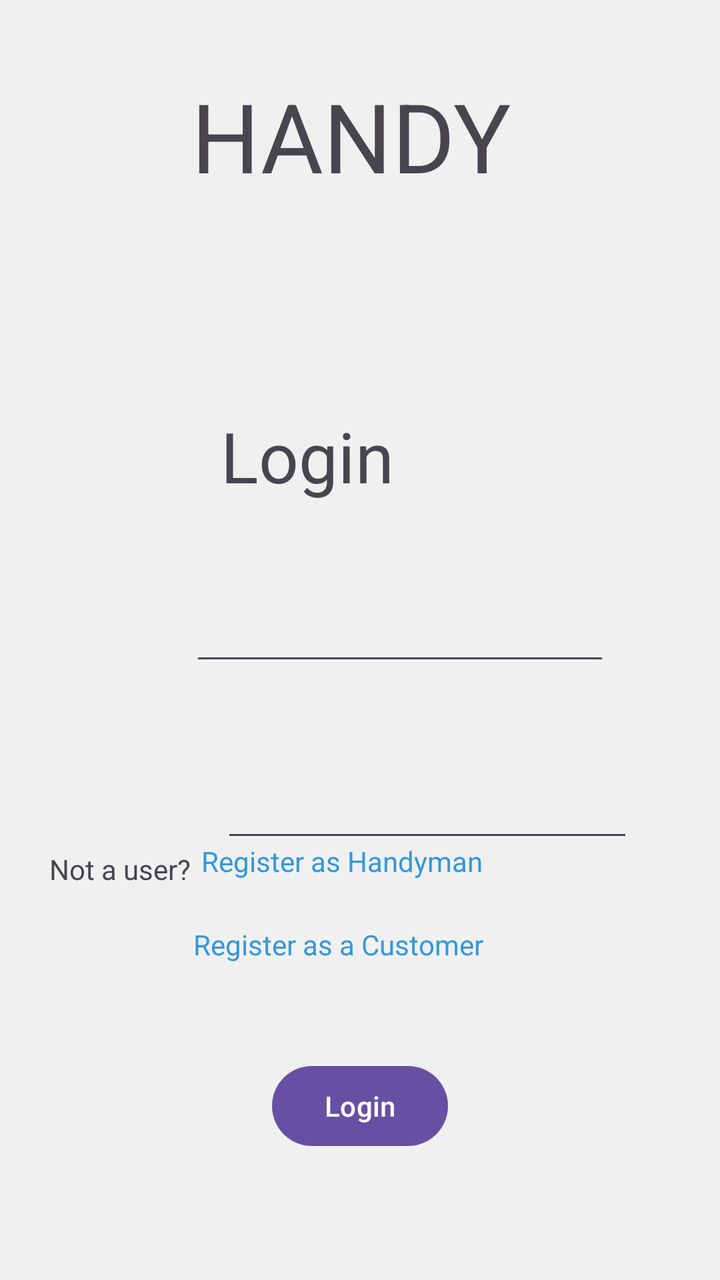
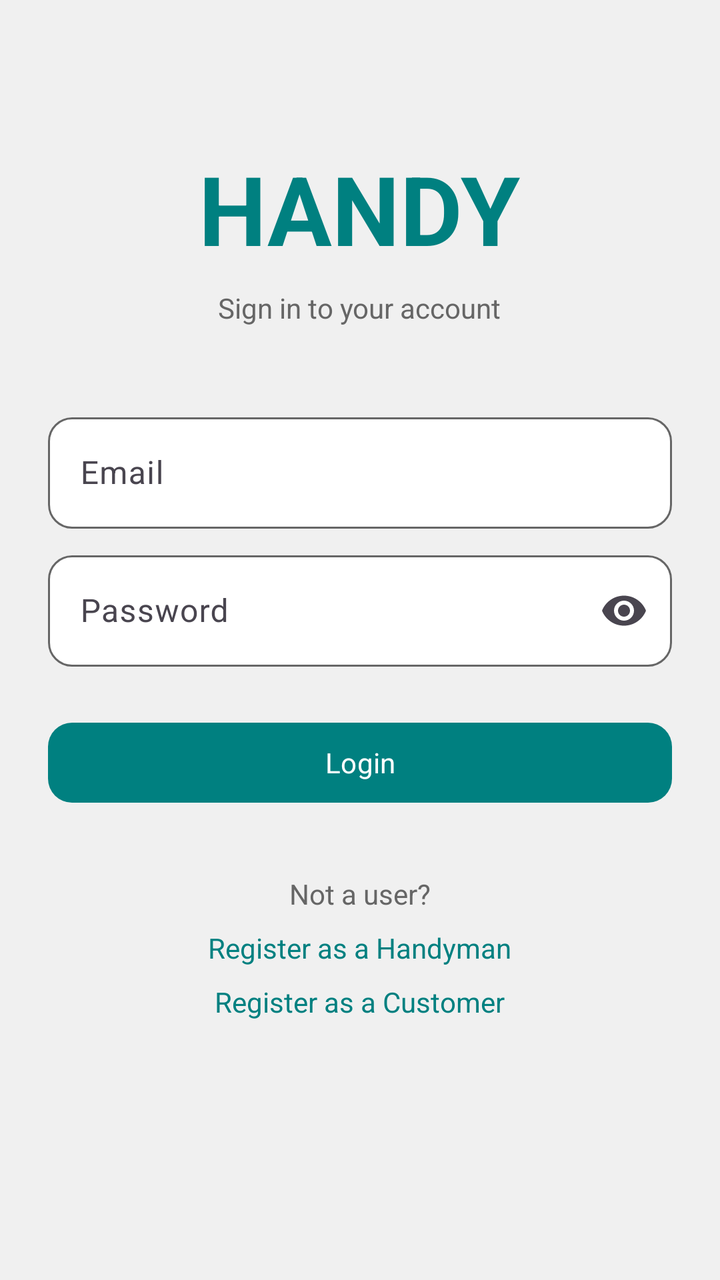

Screens rendered from an Android XML layout before and after an edit, with the pre-edit source and the edit as a unified diff.
<!-- AndroidManifest.xml: application theme Theme.HandyProject -->
<!-- res/layout/activity_main.xml -->
<?xml version="1.0" encoding="utf-8"?>
<androidx.constraintlayout.widget.ConstraintLayout xmlns:android="http://schemas.android.com/apk/res/android"
    xmlns:app="http://schemas.android.com/apk/res-auto"
    xmlns:tools="http://schemas.android.com/tools"
    android:layout_width="match_parent"
    android:layout_height="match_parent"
    android:layout_gravity="center"
    android:background="#E8F5E9"
    android:backgroundTint="#F0F0F0"
    tools:context=".MainActivity">

    <TextView
        android:id="@+id/RegisterLinkTextView"
        android:layout_width="155dp"
        android:layout_height="23dp"
        android:layout_marginTop="20dp"
        android:layout_marginEnd="130dp"
        android:layout_marginBottom="85dp"
        android:clickable="true"
        android:focusable="true"
        android:text="Register as Handyman"
        android:textColor="#3498DB"
        android:textSize="14sp"
        app:layout_constraintBottom_toTopOf="@+id/LoginButton"
        app:layout_constraintEnd_toEndOf="parent"
        app:layout_constraintHorizontal_bias="0.0"
        app:layout_constraintStart_toEndOf="@+id/NotAUserTextView"
        app:layout_constraintTop_toBottomOf="@+id/EditTextTextPassword"
        app:layout_constraintVertical_bias="1.0" />

    <TextView
        android:id="@+id/HandytextView"
        android:layout_width="168dp"
        android:layout_height="78dp"
        android:layout_marginStart="121dp"
        android:layout_marginTop="101dp"
        android:layout_marginEnd="122dp"
        android:layout_marginBottom="51dp"
        android:text="HANDY"
        android:textSize="48sp"
        app:layout_constraintBottom_toTopOf="@+id/LoginTextView"
        app:layout_constraintEnd_toEndOf="parent"
        app:layout_constraintStart_toStartOf="parent"
        app:layout_constraintTop_toTopOf="parent" />

    <TextView
        android:id="@+id/LoginTextView"
        android:layout_width="wrap_content"
        android:layout_height="wrap_content"
        android:layout_marginStart="162dp"
        android:layout_marginTop="40dp"
        android:layout_marginEnd="163dp"
        android:layout_marginBottom="454dp"
        android:gravity="center"
        android:text="Login"
        android:textSize="35sp"
        app:layout_constraintBottom_toBottomOf="parent"
        app:layout_constraintEnd_toEndOf="parent"
        app:layout_constraintHorizontal_bias="1.0"
        app:layout_constraintStart_toStartOf="parent"
        app:layout_constraintTop_toBottomOf="@+id/HandytextView" />

    <TextView
        android:id="@+id/NameTextView"
        android:layout_width="wrap_content"
        android:layout_height="wrap_content"
        android:layout_marginStart="65dp"
        android:layout_marginTop="353dp"
        android:layout_marginEnd="288dp"
        android:layout_marginBottom="359dp"
        android:text="Email:"
        app:layout_constraintBottom_toBottomOf="parent"
        app:layout_constraintEnd_toEndOf="parent"
        app:layout_constraintStart_toStartOf="parent"
        app:layout_constraintTop_toTopOf="parent" />

    <TextView
        android:id="@+id/PasswordTextView"
        android:layout_width="wrap_content"
        android:layout_height="wrap_content"
        android:layout_marginStart="50dp"
        android:layout_marginTop="94dp"
        android:layout_marginEnd="21dp"
        android:layout_marginBottom="245dp"
        android:text="Password:"
        app:layout_constraintBottom_toBottomOf="parent"
        app:layout_constraintEnd_toStartOf="@+id/EditTextTextPassword"
        app:layout_constraintStart_toStartOf="parent"
        app:layout_constraintTop_toBottomOf="@+id/NameTextView" />

    <EditText
        android:id="@+id/EditTextTextPassword"
        android:layout_width="206dp"
        android:layout_height="42dp"
        android:layout_marginStart="136dp"
        android:layout_marginTop="120dp"
        android:layout_marginEnd="69dp"
        android:layout_marginBottom="288dp"
        android:ems="10"
        android:inputType="textPassword"
        app:layout_constraintBottom_toBottomOf="parent"
        app:layout_constraintEnd_toEndOf="parent"
        app:layout_constraintStart_toStartOf="parent"
        app:layout_constraintTop_toBottomOf="@+id/NameTextText" />

    <EditText
        android:id="@+id/NameTextText"
        android:layout_width="wrap_content"
        android:layout_height="0dp"
        android:layout_marginStart="19dp"
        android:layout_marginTop="45dp"
        android:layout_marginEnd="67dp"
        android:ems="10"
        android:inputType="text"
        app:layout_constraintEnd_toEndOf="parent"
        app:layout_constraintStart_toEndOf="@+id/NameTextView"
        app:layout_constraintTop_toBottomOf="@+id/LoginTextView" />

    <Button
        android:id="@+id/LoginButton"
        android:layout_width="wrap_content"
        android:layout_height="wrap_content"
        android:layout_marginStart="160dp"
        android:layout_marginEnd="160dp"
        android:layout_marginBottom="63dp"
        android:onClick="LoginButtonClicked"
        android:text="Login"
        app:layout_constraintBottom_toBottomOf="parent"
        app:layout_constraintEnd_toEndOf="parent"
        app:layout_constraintStart_toStartOf="parent" />

    <TextView
        android:id="@+id/NotAUserTextView"
        android:layout_width="76dp"
        android:layout_height="17dp"
        android:layout_marginStart="50dp"
        android:layout_marginTop="33dp"
        android:layout_marginEnd="285dp"
        android:layout_marginBottom="195dp"
        android:text="Not a user?"
        android:textSize="14sp"
        app:layout_constraintBottom_toBottomOf="parent"
        app:layout_constraintEnd_toEndOf="parent"
        app:layout_constraintStart_toStartOf="parent"
        app:layout_constraintTop_toBottomOf="@+id/PasswordTextView" />

    <TextView
        android:id="@+id/RegisterLinkTextView2"
        android:layout_width="155dp"
        android:layout_height="23dp"
        android:layout_marginStart="122dp"
        android:layout_marginTop="19dp"
        android:layout_marginEnd="134dp"
        android:layout_marginBottom="42dp"
        android:clickable="true"
        android:focusable="true"
        android:text="Register as a Customer"
        android:textColor="#3498DB"
        android:textSize="14sp"
        app:layout_constraintBottom_toTopOf="@+id/LoginButton"
        app:layout_constraintEnd_toEndOf="parent"
        app:layout_constraintStart_toStartOf="parent"
        app:layout_constraintTop_toBottomOf="@+id/NotAUserTextView" />

</androidx.constraintlayout.widget.ConstraintLayout>
<!-- resources referenced by this layout -->
<resources>
  <style name="Theme.HandyProject" parent="Base.Theme.HandyProject" />
  <style name="Base.Theme.HandyProject" parent="Theme.Material3.DayNight.NoActionBar">
          
          
      </style>
</resources>

<!-- the commit's change to res/layout/activity_main.xml (unified diff, before → after) -->
@@ -1,165 +1,113 @@
 <?xml version="1.0" encoding="utf-8"?>
-<androidx.constraintlayout.widget.ConstraintLayout xmlns:android="http://schemas.android.com/apk/res/android"
+<ScrollView xmlns:android="http://schemas.android.com/apk/res/android"
     xmlns:app="http://schemas.android.com/apk/res-auto"
     xmlns:tools="http://schemas.android.com/tools"
     android:layout_width="match_parent"
     android:layout_height="match_parent"
-    android:layout_gravity="center"
-    android:background="#E8F5E9"
-    android:backgroundTint="#F0F0F0"
+    android:background="@color/colorBackground"
+    android:fillViewport="true"
     tools:context=".MainActivity">
 
-    <TextView
-        android:id="@+id/RegisterLinkTextView"
-        android:layout_width="155dp"
-        android:layout_height="23dp"
-        android:layout_marginTop="20dp"
-        android:layout_marginEnd="130dp"
-        android:layout_marginBottom="85dp"
-        android:clickable="true"
-        android:focusable="true"
-        android:text="Register as Handyman"
-        android:textColor="#3498DB"
-        android:textSize="14sp"
-        app:layout_constraintBottom_toTopOf="@+id/LoginButton"
-        app:layout_constraintEnd_toEndOf="parent"
-        app:layout_constraintHorizontal_bias="0.0"
-        app:layout_constraintStart_toEndOf="@+id/NotAUserTextView"
-        app:layout_constraintTop_toBottomOf="@+id/EditTextTextPassword"
-        app:layout_constraintVertical_bias="1.0" />
+    <LinearLayout
+        android:layout_width="match_parent"
+        android:layout_height="wrap_content"
+        android:gravity="center_horizontal"
+        android:orientation="vertical"
+        android:padding="@dimen/padding_large">
 
-    <TextView
-        android:id="@+id/HandytextView"
-        android:layout_width="168dp"
-        android:layout_height="78dp"
-        android:layout_marginStart="121dp"
-        android:layout_marginTop="101dp"
-        android:layout_marginEnd="122dp"
-        android:layout_marginBottom="51dp"
-        android:text="HANDY"
-        android:textSize="48sp"
-        app:layout_constraintBottom_toTopOf="@+id/LoginTextView"
-        app:layout_constraintEnd_toEndOf="parent"
-        app:layout_constraintStart_toStartOf="parent"
-        app:layout_constraintTop_toTopOf="parent" />
+        <TextView
+            android:layout_width="wrap_content"
+            android:layout_height="wrap_content"
+            android:layout_marginTop="48dp"
+            android:layout_marginBottom="8dp"
+            android:fontFamily="sans-serif"
+            android:text="HANDY"
+            android:textColor="@color/colorPrimary"
+            android:textSize="48sp"
+            android:textStyle="bold" />
 
-    <TextView
-        android:id="@+id/LoginTextView"
-        android:layout_width="wrap_content"
-        android:layout_height="wrap_content"
-        android:layout_marginStart="162dp"
-        android:layout_marginTop="40dp"
-        android:layout_marginEnd="163dp"
-        android:layout_marginBottom="454dp"
-        android:gravity="center"
-        android:text="Login"
-        android:textSize="35sp"
-        app:layout_constraintBottom_toBottomOf="parent"
-        app:layout_constraintEnd_toEndOf="parent"
-        app:layout_constraintHorizontal_bias="1.0"
-        app:layout_constraintStart_toStartOf="parent"
-        app:layout_constraintTop_toBottomOf="@+id/HandytextView" />
+        <TextView
+            android:layout_width="wrap_content"
+            android:layout_height="wrap_content"
+            android:layout_marginBottom="40dp"
+            android:fontFamily="sans-serif"
+            android:text="Sign in to your account"
+            android:textColor="@color/colorTextSecondary"
+            android:textSize="@dimen/text_size_body" />
 
-    <TextView
-        android:id="@+id/NameTextView"
-        android:layout_width="wrap_content"
-        android:layout_height="wrap_content"
-        android:layout_marginStart="65dp"
-        android:layout_marginTop="353dp"
-        android:layout_marginEnd="288dp"
-        android:layout_marginBottom="359dp"
-        android:text="Email:"
-        app:layout_constraintBottom_toBottomOf="parent"
-        app:layout_constraintEnd_toEndOf="parent"
-        app:layout_constraintStart_toStartOf="parent"
-        app:layout_constraintTop_toTopOf="parent" />
+        <com.google.android.material.textfield.TextInputLayout
+            android:id="@+id/tilEmail"
+            style="@style/Widget.HandyProject.TextInputLayout"
+            android:layout_marginBottom="@dimen/padding_small"
+            android:hint="Email">
+            <com.google.android.material.textfield.TextInputEditText
+                android:id="@+id/NameTextText"
+                android:layout_width="match_parent"
+                android:layout_height="wrap_content"
+                android:inputType="textEmailAddress"
+                android:maxLines="1" />
+        </com.google.android.material.textfield.TextInputLayout>
 
-    <TextView
-        android:id="@+id/PasswordTextView"
-        android:layout_width="wrap_content"
-        android:layout_height="wrap_content"
-        android:layout_marginStart="50dp"
-        android:layout_marginTop="94dp"
-        android:layout_marginEnd="21dp"
-        android:layout_marginBottom="245dp"
-        android:text="Password:"
-        app:layout_constraintBottom_toBottomOf="parent"
-        app:layout_constraintEnd_toStartOf="@+id/EditTextTextPassword"
-        app:layout_constraintStart_toStartOf="parent"
-        app:layout_constraintTop_toBottomOf="@+id/NameTextView" />
+        <com.google.android.material.textfield.TextInputLayout
+            android:id="@+id/tilPassword"
+            style="@style/Widget.HandyProject.TextInputLayout"
+            android:layout_marginBottom="@dimen/padding_large"
+            android:hint="Password"
+            app:endIconMode="password_toggle">
+            <com.google.android.material.textfield.TextInputEditText
+                android:id="@+id/EditTextTextPassword"
+                android:layout_width="match_parent"
+                android:layout_height="wrap_content"
+                android:inputType="textPassword"
+                android:maxLines="1" />
+        </com.google.android.material.textfield.TextInputLayout>
 
-    <EditText
-        android:id="@+id/EditTextTextPassword"
-        android:layout_width="206dp"
-        android:layout_height="42dp"
-        android:layout_marginStart="136dp"
-        android:layout_marginTop="120dp"
-        android:layout_marginEnd="69dp"
-        android:layout_marginBottom="288dp"
-        android:ems="10"
-        android:inputType="textPassword"
-        app:layout_constraintBottom_toBottomOf="parent"
-        app:layout_constraintEnd_toEndOf="parent"
-        app:layout_constraintStart_toStartOf="parent"
-        app:layout_constraintTop_toBottomOf="@+id/NameTextText" />
+        <com.google.android.material.button.MaterialButton
+            android:id="@+id/LoginButton"
+            style="@style/Widget.HandyProject.Button.Primary"
+            android:text="Login" />
 
-    <EditText
-        android:id="@+id/NameTextText"
-        android:layout_width="wrap_content"
-        android:layout_height="0dp"
-        android:layout_marginStart="19dp"
-        android:layout_marginTop="45dp"
-        android:layout_marginEnd="67dp"
-        android:ems="10"
-        android:inputType="text"
-        app:layout_constraintEnd_toEndOf="parent"
-        app:layout_constraintStart_toEndOf="@+id/NameTextView"
-        app:layout_constraintTop_toBottomOf="@+id/LoginTextView" />
+        <ProgressBar
+            android:id="@+id/progressBar"
+            android:layout_width="wrap_content"
+            android:layout_height="wrap_content"
+            android:layout_marginTop="@dimen/padding_standard"
+            android:indeterminateTint="@color/colorPrimary"
+            android:visibility="gone" />
 
-    <Button
-        android:id="@+id/LoginButton"
-        android:layout_width="wrap_content"
-        android:layout_height="wrap_content"
-        android:layout_marginStart="160dp"
-        android:layout_marginEnd="160dp"
-        android:layout_marginBottom="63dp"
-        android:onClick="LoginButtonClicked"
-        android:text="Login"
-        app:layout_constraintBottom_toBottomOf="parent"
-        app:layout_constraintEnd_toEndOf="parent"
-        app:layout_constraintStart_toStartOf="parent" />
+        <TextView
+            android:id="@+id/NotAUserTextView"
+            android:layout_width="wrap_content"
+            android:layout_height="wrap_content"
+            android:layout_marginTop="32dp"
+            android:fontFamily="sans-serif"
+            android:text="Not a user?"
+            android:textColor="@color/colorTextSecondary"
+            android:textSize="@dimen/text_size_body" />
 
-    <TextView
-        android:id="@+id/NotAUserTextView"
-        android:layout_width="76dp"
-        android:layout_height="17dp"
-        android:layout_marginStart="50dp"
-        android:layout_marginTop="33dp"
-        android:layout_marginEnd="285dp"
-        android:layout_marginBottom="195dp"
-        android:text="Not a user?"
-        android:textSize="14sp"
-        app:layout_constraintBottom_toBottomOf="parent"
-        app:layout_constraintEnd_toEndOf="parent"
-        app:layout_constraintStart_toStartOf="parent"
-        app:layout_constraintTop_toBottomOf="@+id/PasswordTextView" />
+        <TextView
+            android:id="@+id/RegisterLinkTextView"
+            android:layout_width="wrap_content"
+            android:layout_height="wrap_content"
+            android:layout_marginTop="8dp"
+            android:clickable="true"
+            android:focusable="true"
+            android:fontFamily="sans-serif"
+            android:text="Register as a Handyman"
+            android:textColor="@color/colorPrimary"
+            android:textSize="@dimen/text_size_body" />
 
-    <TextView
-        android:id="@+id/RegisterLinkTextView2"
-        android:layout_width="155dp"
-        android:layout_height="23dp"
-        android:layout_marginStart="122dp"
-        android:layout_marginTop="19dp"
-        android:layout_marginEnd="134dp"
-        android:layout_marginBottom="42dp"
-        android:clickable="true"
-        android:focusable="true"
-        android:text="Register as a Customer"
-        android:textColor="#3498DB"
-        android:textSize="14sp"
-        app:layout_constraintBottom_toTopOf="@+id/LoginButton"
-        app:layout_constraintEnd_toEndOf="parent"
-        app:layout_constraintStart_toStartOf="parent"
-        app:layout_constraintTop_toBottomOf="@+id/NotAUserTextView" />
+        <TextView
+            android:id="@+id/RegisterLinkTextView2"
+            android:layout_width="wrap_content"
+            android:layout_height="wrap_content"
+            android:layout_marginTop="8dp"
+            android:clickable="true"
+            android:focusable="true"
+            android:fontFamily="sans-serif"
+            android:text="Register as a Customer"
+            android:textColor="@color/colorPrimary"
+            android:textSize="@dimen/text_size_body" />
 
-</androidx.constraintlayout.widget.ConstraintLayout>
+    </LinearLayout>
+</ScrollView>
<!-- resource entries referenced after the edit -->
@@ -1,9 +1,57 @@
 <!-- resources referenced by this layout -->
 <resources>
+  <color name="colorBackground">#F0F0F0</color>
+  <color name="colorPrimary">#008080</color>
+  <color name="colorTextSecondary">#666666</color>
+  <dimen name="padding_large">24dp</dimen>
+  <dimen name="padding_small">8dp</dimen>
+  <dimen name="padding_standard">16dp</dimen>
+  <dimen name="text_size_body">14sp</dimen>
+  <style name="Widget.HandyProject.Button.Primary" parent="Widget.Material3.Button">
+          <item name="android:layout_width">match_parent</item>
+          <item name="android:layout_height">48dp</item>
+          <item name="android:minHeight">48dp</item>
+          <item name="android:textColor">@color/white</item>
+          <item name="android:textSize">@dimen/text_size_body</item>
+          <item name="android:fontFamily">sans-serif</item>
+          <item name="backgroundTint">@color/colorPrimary</item>
+          <item name="cornerRadius">@dimen/corner_radius</item>
+          <item name="shapeAppearance">@style/ShapeAppearance.HandyProject.Rounded</item>
+      </style>
+  <style name="Widget.HandyProject.TextInputLayout" parent="Widget.Material3.TextInputLayout.OutlinedBox">
+          <item name="android:layout_width">match_parent</item>
+          <item name="android:layout_height">wrap_content</item>
+          <item name="boxBackgroundColor">@color/colorCardBackground</item>
+          <item name="boxStrokeColor">@color/input_stroke_color</item>
+          <item name="hintTextColor">@color/colorTextSecondary</item>
+          <item name="shapeAppearance">@style/ShapeAppearance.HandyProject.Rounded</item>
+      </style>
   <style name="Theme.HandyProject" parent="Base.Theme.HandyProject" />
+  <color name="white">#FFFFFFFF</color>
+  <dimen name="corner_radius">12dp</dimen>
+  <style name="ShapeAppearance.HandyProject.Rounded" parent="ShapeAppearance.Material3.Corner.Full">
+          <item name="cornerFamily">rounded</item>
+          <item name="cornerSize">@dimen/corner_radius</item>
+      </style>
+  <color name="colorCardBackground">#FFFFFF</color>
   <style name="Base.Theme.HandyProject" parent="Theme.Material3.DayNight.NoActionBar">
-          
-          
+          <item name="colorPrimary">@color/colorPrimary</item>
+          <item name="colorPrimaryDark">@color/colorPrimaryDark</item>
+          <item name="colorOnPrimary">@color/white</item>
+          <item name="colorSecondary">@color/colorAccent</item>
+          <item name="colorOnSecondary">@color/white</item>
+          <item name="colorSurface">@color/colorCardBackground</item>
+          <item name="colorOnSurface">@color/colorTextPrimary</item>
+          <item name="android:colorBackground">@color/colorBackground</item>
+          <item name="colorError">@color/colorError</item>
+          <item name="colorOnError">@color/white</item>
+          <item name="android:textColorPrimary">@color/colorTextPrimary</item>
+          <item name="android:textColorSecondary">@color/colorTextSecondary</item>
+          <item name="android:fontFamily">sans-serif</item>
       </style>
+  <color name="colorPrimaryDark">#006666</color>
+  <color name="colorAccent">#008080</color>
+  <color name="colorTextPrimary">#333333</color>
+  <color name="colorError">#F44336</color>
 </resources>
 
